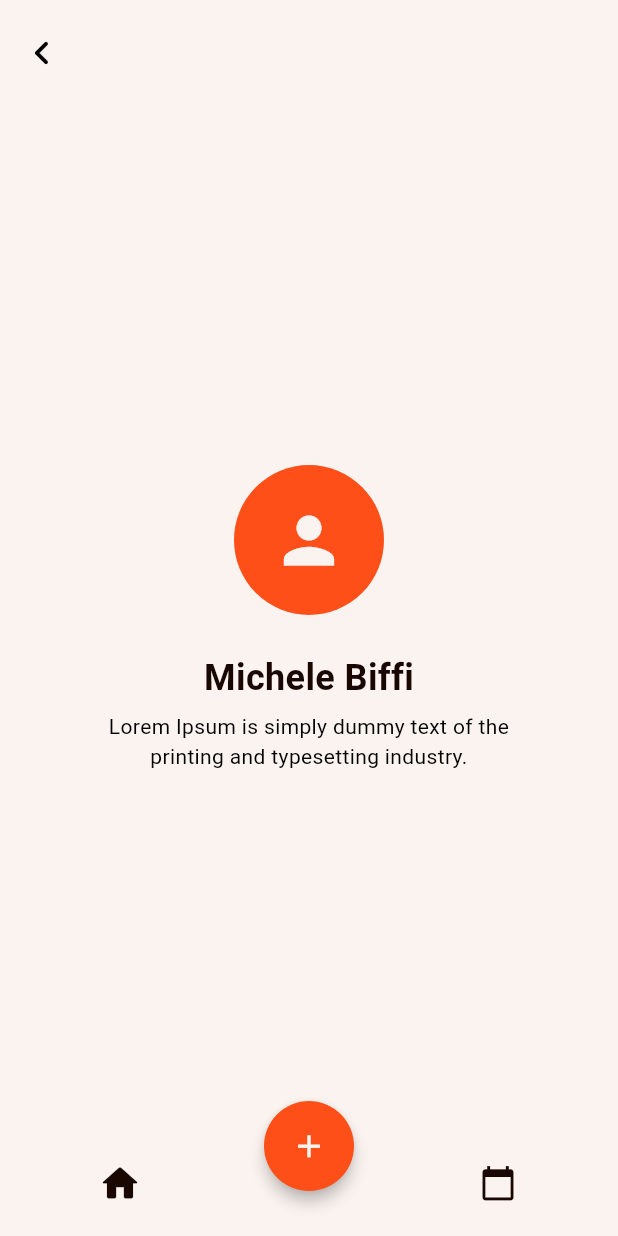
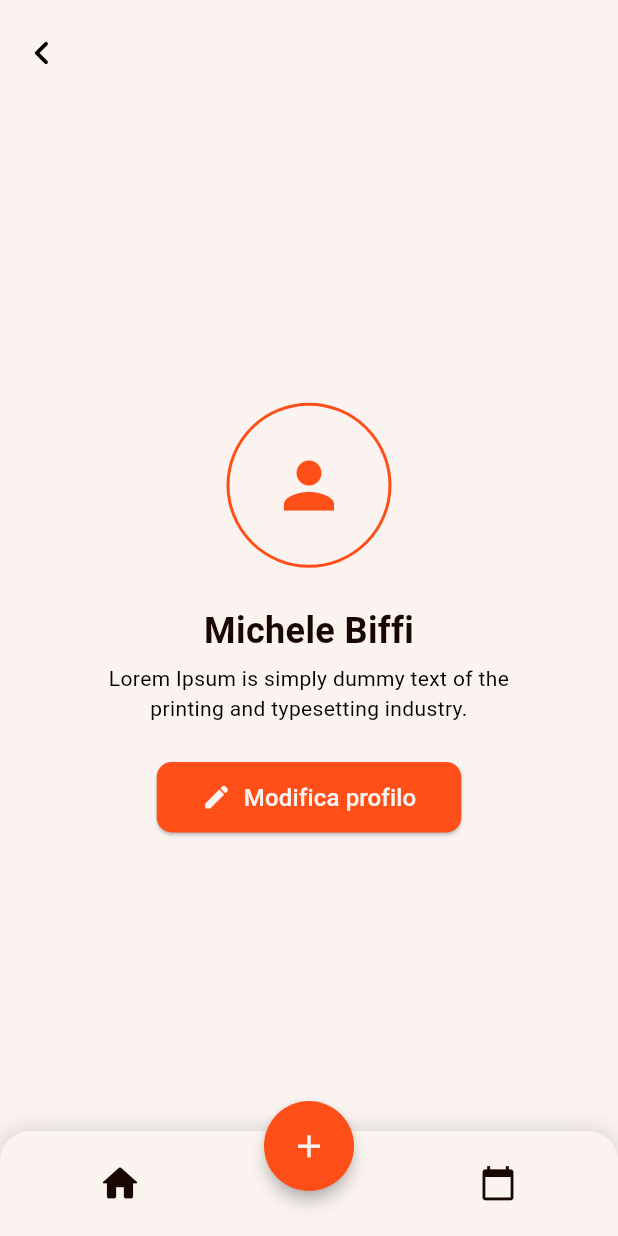
Before and after one commit to michele-biffi/logger, a Flutter app: the UserPage screen opened directly, on a phone screen of 412 x 824 dp. Run offline on Flutter 3.47's test engine with Material 3 defaults, Android fonts, the phone set to English and light mode, and no system bars; our stand-ins replace flutter_dotenv, supabase_flutter; accounts and stored records are empty.

Commit message:
minor ui fixes

```diff
--- a/lib/components/custom_app_bar.dart
+++ b/lib/components/custom_app_bar.dart
@@ -11,7 +11,7 @@ AppBar appBar(BuildContext context) {
     flexibleSpace: Align(
       alignment: Alignment.bottomCenter,
       child: Padding(
-        padding: const EdgeInsets.symmetric(horizontal: 16, vertical: 0),
+        padding: const EdgeInsets.symmetric(horizontal: 25, vertical: 0),
         child: Row(
           mainAxisAlignment: MainAxisAlignment.spaceBetween,
           children: [
@@ -30,7 +30,7 @@ AppBar appBar(BuildContext context) {
                   MaterialPageRoute(builder: (context) => UserPage()),
                 );
               },
-              child: Icon(Icons.person, color: Colors.black, size: 32),
+              child: Icon(Icons.person_sharp, color: Colors.black, size: 32),
             ),
           ],
         ),
--- a/lib/components/custom_bottom_bar.dart
+++ b/lib/components/custom_bottom_bar.dart
@@ -13,6 +13,15 @@ class CustomBottomBar extends StatelessWidget {
           topLeft: Radius.circular(20),
           topRight: Radius.circular(20),
         ),
+        // border: Border(top: BorderSide(color: Colors.black26, width: 1)),
+        boxShadow: [
+          BoxShadow(
+            color: Colors.black12,
+            offset: Offset(0, -1),
+            blurRadius: 12,
+            spreadRadius: 1,
+          ),
+        ],
       ),
       child: ClipRRect(
         borderRadius: BorderRadius.only(
--- a/lib/main.dart
+++ b/lib/main.dart
@@ -30,13 +30,13 @@ class MyApp extends StatelessWidget {
         inputDecorationTheme: InputDecorationTheme(
           border: OutlineInputBorder(
             borderSide: BorderSide(
-              color: Colors.black26, // default
+              color: Colors.black38, // default
             ),
           ),
           enabledBorder: OutlineInputBorder(
             borderRadius: BorderRadius.circular(12),
             borderSide: BorderSide(
-              color: Colors.black26, // non attivo
+              color: Colors.black38, // non attivo
             ),
           ),
           focusedBorder: OutlineInputBorder(
@@ -46,7 +46,7 @@ class MyApp extends StatelessWidget {
               width: 1,
             ),
           ),
-          hintStyle: TextStyle(color: Colors.black26, fontSize: 14),
+          hintStyle: TextStyle(color: Colors.black26, fontSize: 16),
           contentPadding: EdgeInsets.symmetric(vertical: 8, horizontal: 12),
         ),
       ),
--- a/lib/pages/user.dart
+++ b/lib/pages/user.dart
@@ -30,10 +30,16 @@ class UserPage extends StatelessWidget {
         child: Column(
           mainAxisAlignment: MainAxisAlignment.center,
           children: [
-            CircleAvatar(
-              radius: 50,
-              backgroundColor: CustomColors.orange,
-              child: Icon(Icons.person, size: 50, color: CustomColors.light),
+            Container(
+              width: 110,
+              height: 110,
+              decoration: BoxDecoration(
+                shape: BoxShape.circle,
+                border: Border.all(color: CustomColors.orange, width: 2),
+              ),
+              child: Center(
+                child: Icon(Icons.person, size: 50, color: CustomColors.orange),
+              ),
             ),
             SizedBox(height: 25),
             Text(
@@ -51,6 +57,28 @@ class UserPage extends StatelessWidget {
                 'Lorem Ipsum is simply dummy text of the printing and typesetting industry.',
                 style: TextStyle(color: Colors.black, fontSize: 14),
                 textAlign: TextAlign.center,
+              ),
+            ),
+            SizedBox(height: 25),
+            ElevatedButton(
+              onPressed: () {},
+              style: ElevatedButton.styleFrom(
+                backgroundColor: CustomColors.orange,
+                padding: EdgeInsets.symmetric(horizontal: 30, vertical: 12),
+                shape: RoundedRectangleBorder(
+                  borderRadius: BorderRadius.circular(10),
+                ),
+              ),
+              child: Row(
+                mainAxisSize: MainAxisSize.min,
+                children: [
+                  Icon(Icons.edit, color: CustomColors.light, size: 20),
+                  SizedBox(width: 8),
+                  Text(
+                    'Modifica profilo',
+                    style: TextStyle(color: CustomColors.light, fontSize: 16),
+                  ),
+                ],
               ),
             ),
           ],
```
Also changed, not shown: lib/components/add_log_dialog.dart (+16 -12 lines).
